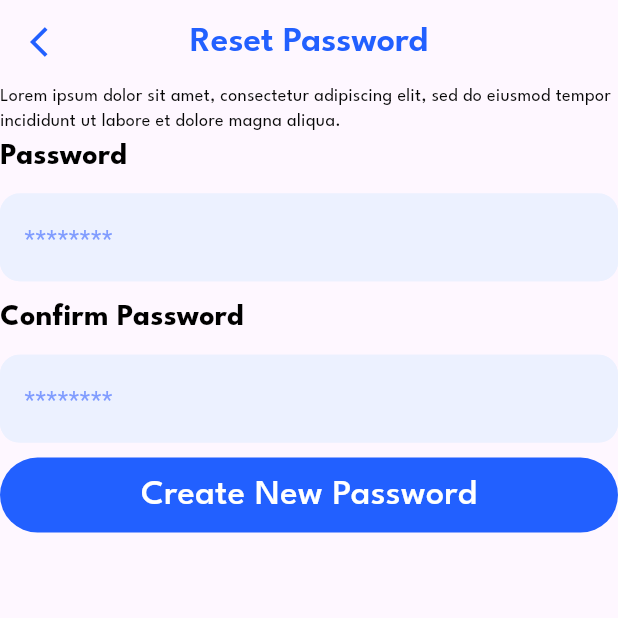
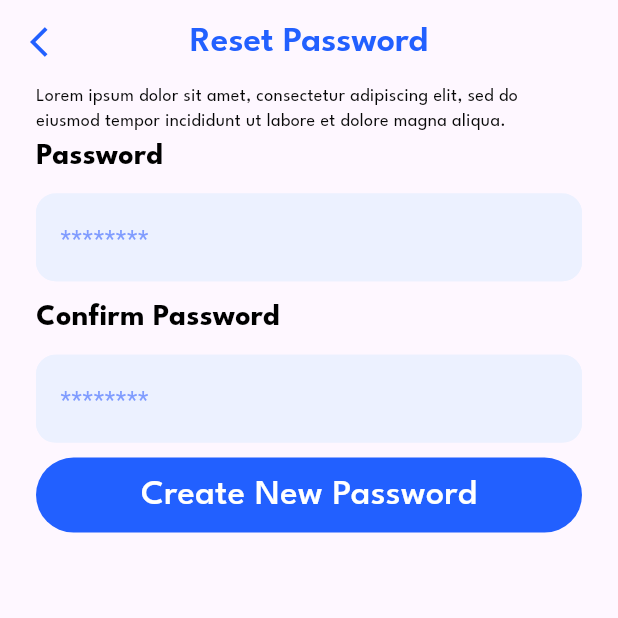
Before and after one commit to Ahmedzagzoug1/medical-health, a Flutter app: the ResetPasswordPage screen opened by its route, on a phone screen of 412 x 824 dp, the top half of it. Run offline on Flutter 3.47's test engine with Material 3 defaults, Android fonts, the phone set to English and light mode, and no system bars.

Commit message:
UPDATE reset_Password.dart

```diff
--- a/lib/peresentation_layer/pages/reset_password_page.dart
+++ b/lib/peresentation_layer/pages/reset_password_page.dart
@@ -32,7 +32,9 @@ class _ResetPasswordPageState extends State<ResetPasswordPage> {
             Navigator.pop(context);
           },
         ),
-        Column(
+        Padding(
+          padding: const EdgeInsets.symmetric(horizontal: 24.0),
+          child: Column(
             crossAxisAlignment: CrossAxisAlignment.start,
             children: [
                Text(StringsManager.longString
@@ -79,6 +81,7 @@ class _ResetPasswordPageState extends State<ResetPasswordPage> {
             ),
           ),
             ],
+          ),
         )
 
       ]),
```
Lines whose indentation alone changed are shown as unchanged.
